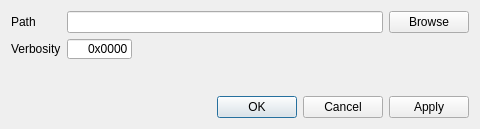
Above: crispy/resources/gui/uis/quanty/preferences.ui from mretegan/crispy before the change. Below: the same form after it.
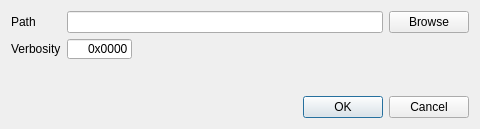
That is the form after the change.

The edit to the form file:
```diff
--- a/crispy/resources/gui/uis/quanty/preferences.ui
+++ b/crispy/resources/gui/uis/quanty/preferences.ui
@@ -11,7 +11,7 @@
    </rect>
   </property>
   <property name="sizePolicy">
-   <sizepolicy hsizetype="Fixed" vsizetype="Preferred">
+   <sizepolicy hsizetype="Preferred" vsizetype="Preferred">
     <horstretch>0</horstretch>
     <verstretch>0</verstretch>
    </sizepolicy>
@@ -111,7 +111,7 @@
    <item>
     <widget class="QDialogButtonBox" name="buttonBox">
      <property name="standardButtons">
-      <set>QDialogButtonBox::Apply|QDialogButtonBox::Cancel|QDialogButtonBox::Ok</set>
+      <set>QDialogButtonBox::Cancel|QDialogButtonBox::Ok</set>
      </property>
     </widget>
    </item>
```
